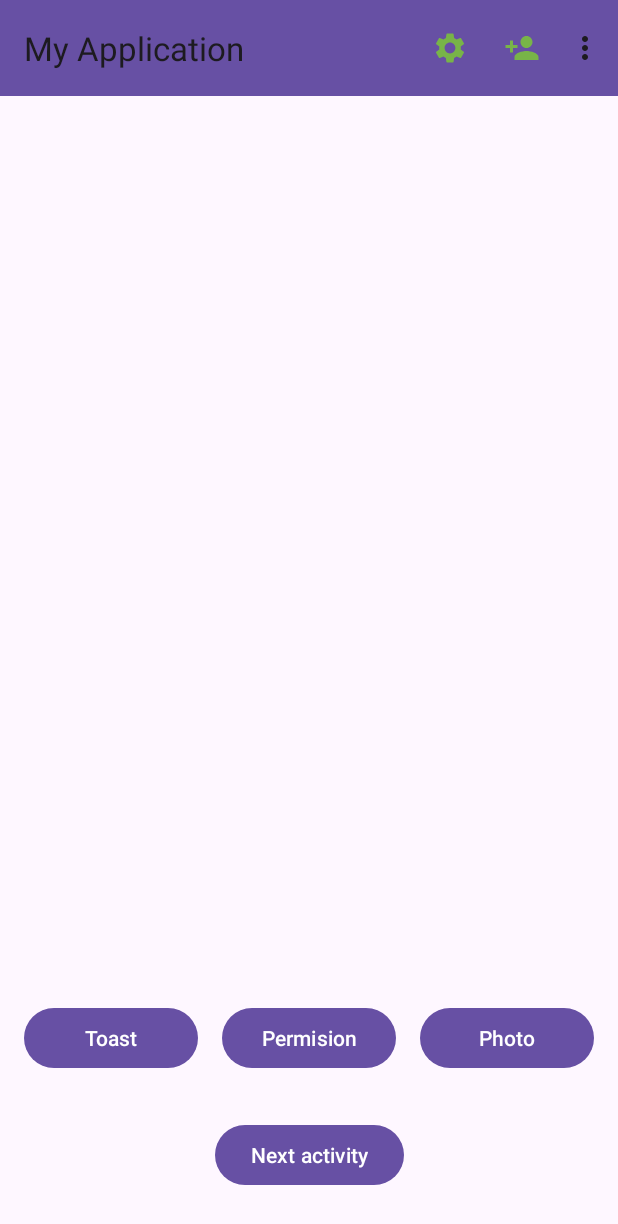
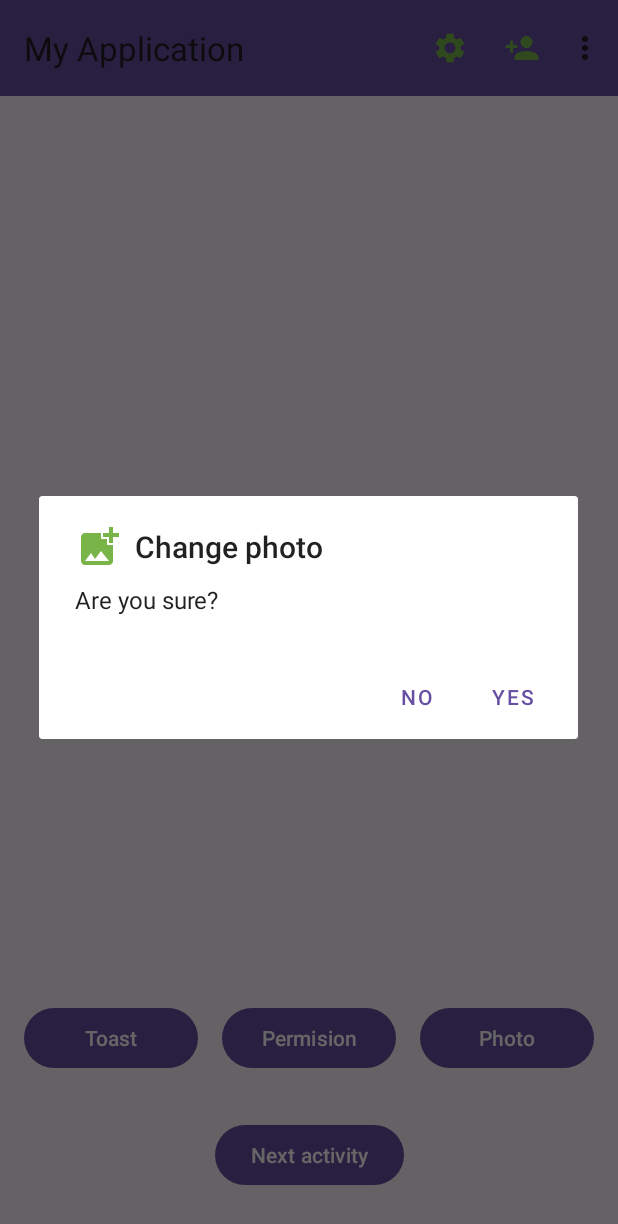
Before and after one commit to ignatiysss/first_last_name, an Android app: the SmthActivity screen opened directly, with no data from a screen before it, after a tap on "Photo", on a phone screen of 412 x 824 dp. Shown: the top 1224 px of the screen. Run offline under Robolectric (Android 15) with nearby library versions, the phone set to English and light mode, and no system bars.

Commit message:
change buttonSmthAChangePhoto add alert dialog

```diff
--- a/app/src/main/java/com/example/myapplication/SmthActivity.kt
+++ b/app/src/main/java/com/example/myapplication/SmthActivity.kt
@@ -2,6 +2,7 @@ package com.example.myapplication
 
 import android.Manifest
 import android.app.Activity
+import android.app.AlertDialog
 import android.content.Intent
 import android.content.pm.PackageManager
 import android.os.Build
@@ -48,10 +49,19 @@ class SmthActivity : AppCompatActivity() {
         }
 
         findViewById<Button>(R.id.buttonSmthAChangePhoto).setOnClickListener {
-            Intent(Intent.ACTION_GET_CONTENT).also {
-                it.type = "image/*"
-                startActivityForResult(it, 0)
-            }
+            AlertDialog.Builder(this)
+                .setTitle("Change photo")
+                .setMessage("Are you sure?")
+                .setIcon(R.drawable.baseline_add_photo_alternate_24)
+                .setPositiveButton("Yes") {_, _ ->
+                    Intent(Intent.ACTION_GET_CONTENT).also {
+                        it.type = "image/*"
+                        startActivityForResult(it, 0)
+                    }
+                }
+                .setNegativeButton("No") {_, _ ->
+                    Toast.makeText(this, "Ok :)", Toast.LENGTH_LONG).show()
+                }.show()
         }
 
         findViewById<Button>(R.id.buttonSmthANextA).setOnClickListener {
--- /dev/null
+++ b/app/src/main/res/drawable/baseline_add_photo_alternate_24.xml
@@ -0,0 +1,5 @@
+<vector android:height="24dp" android:tint="#78B448"
+    android:viewportHeight="24" android:viewportWidth="24"
+    android:width="24dp" xmlns:android="http://schemas.android.com/apk/res/android">
+    <path android:fillColor="@android:color/white" android:pathData="M19,7v2.99s-1.99,0.01 -2,0L17,7h-3s0.01,-1.99 0,-2h3L17,2h2v3h3v2h-3zM16,11L16,8h-3L13,5L5,5c-1.1,0 -2,0.9 -2,2v12c0,1.1 0.9,2 2,2h12c1.1,0 2,-0.9 2,-2v-8h-3zM5,19l3,-4 2,3 3,-4 4,5L5,19z"/>
+</vector>
```
